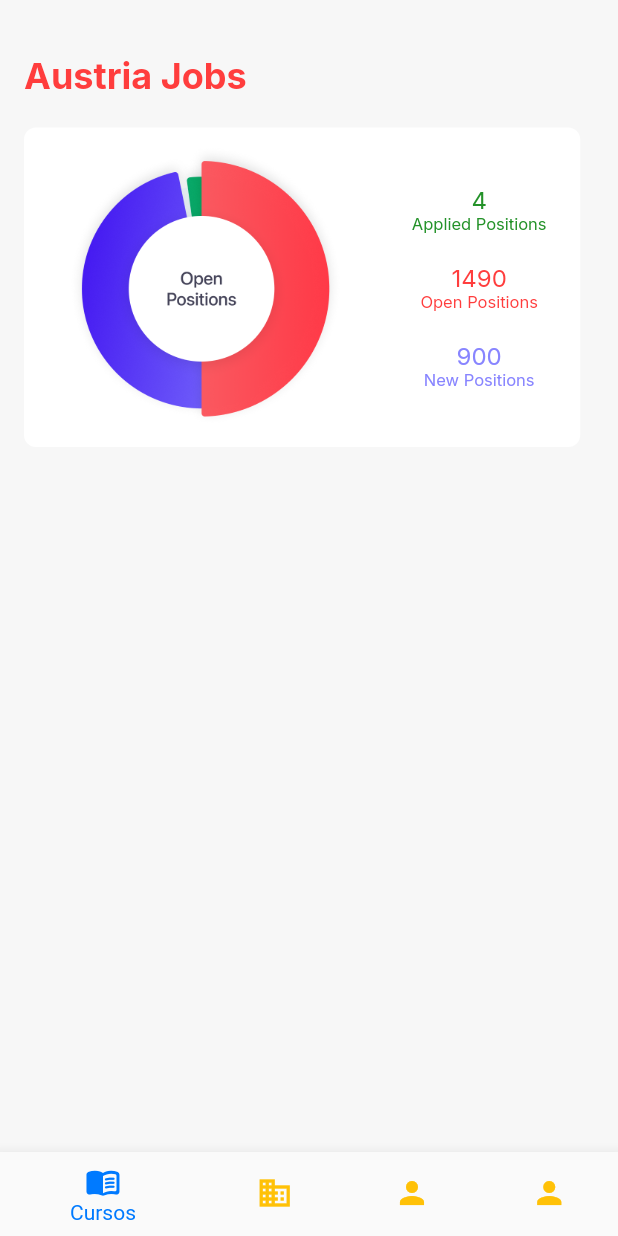
After one commit to bellujrb/hackathon-austria, a Flutter app: the VacanciesScreen screen opened by its route, on a phone screen of 412 x 824 dp. The commit adds this screen. Run offline on Flutter 3.47's test engine with Material 2 defaults, Android fonts, the phone set to English and light mode, and no system bars; our stand-ins replace flutter_modular, flutter_swiper_plus, google_fonts.

Commit message:
add vacancies and graphic

```diff
--- a/lib/core/styles/colors.dart
+++ b/lib/core/styles/colors.dart
@@ -14,5 +14,6 @@ class AppColors {
   static Color get primaryBlue => const Color(0xFF007AFF);
   static Color get primaryRed => const Color(0xFFFF3D3D);
   static Color get primaryGreen => const Color(0xFF249229);
+  static Color get primaryPurple => const Color(0xFF8885FF);
   static Color get secondaryGray => const Color(0x1E767680).withOpacity(0.12);
 }
--- a/lib/core/styles/text_styles.dart
+++ b/lib/core/styles/text_styles.dart
@@ -31,6 +31,42 @@ import 'package:hackathon_austria/core/styles/colors.dart';
       fontWeight: FontWeight.w400
     );
 
+    TextStyle get smallRed => TextStyle(
+      color: AppColors.primaryRed,
+      fontSize: 11.0,
+      fontWeight: FontWeight.w400
+    );
+
+    TextStyle get smallPlusRed => TextStyle(
+      color: AppColors.primaryRed,
+      fontSize: 16.0,
+      fontWeight: FontWeight.w400
+    );
+
+    TextStyle get smallGreen => TextStyle(
+      color: AppColors.primaryGreen,
+      fontSize: 11.0,
+      fontWeight: FontWeight.w400
+    );
+
+    TextStyle get smallPlusGreen => TextStyle(
+      color: AppColors.primaryGreen,
+      fontSize: 16.0,
+      fontWeight: FontWeight.w400
+    );
+
+    TextStyle get smallPurple => TextStyle(
+      color: AppColors.primaryPurple,
+      fontSize: 11.0,
+      fontWeight: FontWeight.w400
+    );
+
+    TextStyle get smallPlusPurple => TextStyle(
+      color: AppColors.primaryPurple,
+      fontSize: 16.0,
+      fontWeight: FontWeight.w400
+    );
+
     TextStyle get mediumRed => TextStyle(
       color: AppColors.primaryRed,
       fontSize: 24.0,
--- a/lib/module/home/home_module.dart
+++ b/lib/module/home/home_module.dart
@@ -1,6 +1,7 @@
 import 'package:flutter_modular/flutter_modular.dart';
 import 'package:hackathon_austria/module/home/presenter/screens/community/community_screen.dart';
 import 'package:hackathon_austria/module/home/presenter/screens/home/home_screen.dart';
+import 'package:hackathon_austria/module/home/presenter/screens/vacancies/vacancies_screen.dart';
 
 class HomeModule extends Module {
 
@@ -12,6 +13,7 @@ class HomeModule extends Module {
   @override
   List<ChildRoute> get routes => [
     ChildRoute('/', child: (context, args) => const HomeScreen()),
-    ChildRoute('/community', child: (context, args) => const CommunityScreen())
+    ChildRoute('/community', child: (context, args) => const CommunityScreen()),
+    ChildRoute('/vacanries', child: (context, args) => const VacanciesScreen())
   ];
 }
--- /dev/null
+++ b/lib/module/home/presenter/screens/vacancies/vacancies_screen.dart
@@ -0,0 +1,43 @@
+import 'package:flutter/material.dart';
+import 'package:google_fonts/google_fonts.dart';
+import 'package:hackathon_austria/core/extensions/build_context_utils.dart';
+import 'package:hackathon_austria/core/styles/text_styles.dart';
+import 'package:hackathon_austria/module/home/presenter/widgets/bottom_navigator.dart';
+import 'package:hackathon_austria/module/home/presenter/widgets/graphic_widget.dart';
+
+class VacanciesScreen extends StatelessWidget {
+  const VacanciesScreen({super.key});
+
+  @override
+  Widget build(BuildContext context) {
+    final styleModifier = context.appTextStyles;
+    return SafeArea(
+      child: Scaffold(
+        backgroundColor: Color(0xFFF7F7F7),
+        bottomNavigationBar: BottomNavigationWidget(),
+        body: SafeArea(
+            child: SingleChildScrollView(
+          child: Padding(
+            padding: EdgeInsets.all(16.0),
+            child: Column(
+              crossAxisAlignment: CrossAxisAlignment.start,
+              children: [
+                const SizedBox(
+                  height: 20,
+                ),
+                Text(
+                  "Austria Jobs",
+                  style: GoogleFonts.inter(textStyle: styleModifier.mediumRed),
+                ),
+                const SizedBox(
+                  height: 20,
+                ),
+                const GraphicWidget()
+              ],
+            ),
+          ),
+        )),
+      ),
+    );
+  }
+}
--- a/lib/module/home/presenter/widgets/appbar_widget.dart
+++ b/lib/module/home/presenter/widgets/appbar_widget.dart
@@ -16,7 +16,7 @@ AppBar buildAppBar(BuildContext context) {
         mainAxisAlignment: MainAxisAlignment.spaceBetween,
         children: [
           Text(
-            "Hello, Belluzzo",
+            "Hello, Sophia",
             style: GoogleFonts.inter(textStyle: styleModifier.mediumRed),
           ),
           SizedBox(
--- a/lib/module/home/presenter/widgets/bottom_navigator.dart
+++ b/lib/module/home/presenter/widgets/bottom_navigator.dart
@@ -24,7 +24,7 @@ class _BottomNavigationWidgetState extends State<BottomNavigationWidget> {
           Modular.to.navigate("/");
         }
         if(index == 1){
-          Modular.to.navigate("/");
+          Modular.to.navigate("vacanries");
         }
         if(index == 2){
           Modular.to.navigate("/");
--- /dev/null
+++ b/lib/module/home/presenter/widgets/graphic_widget.dart
@@ -0,0 +1,66 @@
+import 'package:flutter/material.dart';
+import 'package:google_fonts/google_fonts.dart';
+import 'package:hackathon_austria/core/extensions/build_context_utils.dart';
+import 'package:hackathon_austria/core/styles/text_styles.dart';
+
+class GraphicWidget extends StatelessWidget {
+  const GraphicWidget({super.key});
+
+  @override
+  Widget build(BuildContext context) {
+    final styleModifier = context.appTextStyles;
+    return Container(
+      width: context.mediaWidth * 0.9,
+      height: 213,
+      decoration: BoxDecoration(
+          color: Colors.white, borderRadius: BorderRadius.circular(8)),
+      child: Row(
+        mainAxisAlignment: MainAxisAlignment.spaceAround,
+        children: [
+          SizedBox(
+            height: 191.2,
+            width: 191.2,
+            child: Image.asset('assets/graphic.png'),
+          ),
+          Column(
+            mainAxisAlignment: MainAxisAlignment.center,
+            children: [
+              Text(
+                "4",
+                style:
+                    GoogleFonts.inter(textStyle: styleModifier.smallPlusGreen),
+              ),
+              Text(
+                "Applied Positions",
+                style: GoogleFonts.inter(textStyle: styleModifier.smallGreen),
+              ),
+              const SizedBox(
+                height: 20,
+              ),
+              Text(
+                "1490",
+                style: GoogleFonts.inter(textStyle: styleModifier.smallPlusRed),
+              ),
+              Text(
+                "Open Positions",
+                style: GoogleFonts.inter(textStyle: styleModifier.smallRed),
+              ),
+              const SizedBox(
+                height: 20,
+              ),
+              Text(
+                "900",
+                style:
+                    GoogleFonts.inter(textStyle: styleModifier.smallPlusPurple),
+              ),
+              Text(
+                "New Positions",
+                style: GoogleFonts.inter(textStyle: styleModifier.smallPurple),
+              ),
+            ],
+          )
+        ],
+      ),
+    );
+  }
+}
```
Also changed, not shown: assets/graphic.png (added).
